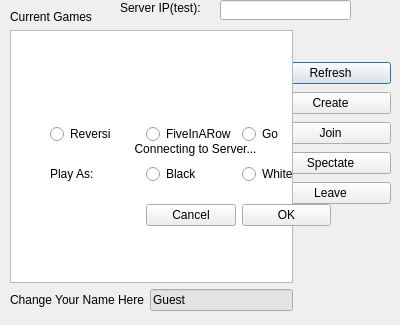
The window that waitingroom.ui (helloworld128/OOP_New) describes before a commit, drawn with Qt 5.
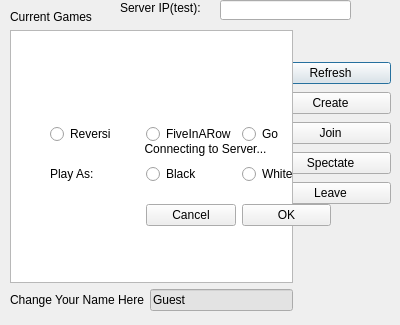
The same window after the commit.

```diff
--- a/waitingroom.ui
+++ b/waitingroom.ui
@@ -233,9 +233,9 @@
   <widget class="QLabel" name="Connecting">
    <property name="geometry">
     <rect>
-     <x>50</x>
+     <x>0</x>
      <y>49</y>
-     <width>291</width>
+     <width>411</width>
      <height>200</height>
     </rect>
    </property>
```
Left out of the diff: 2 changed lines with no effect on the pictures.
